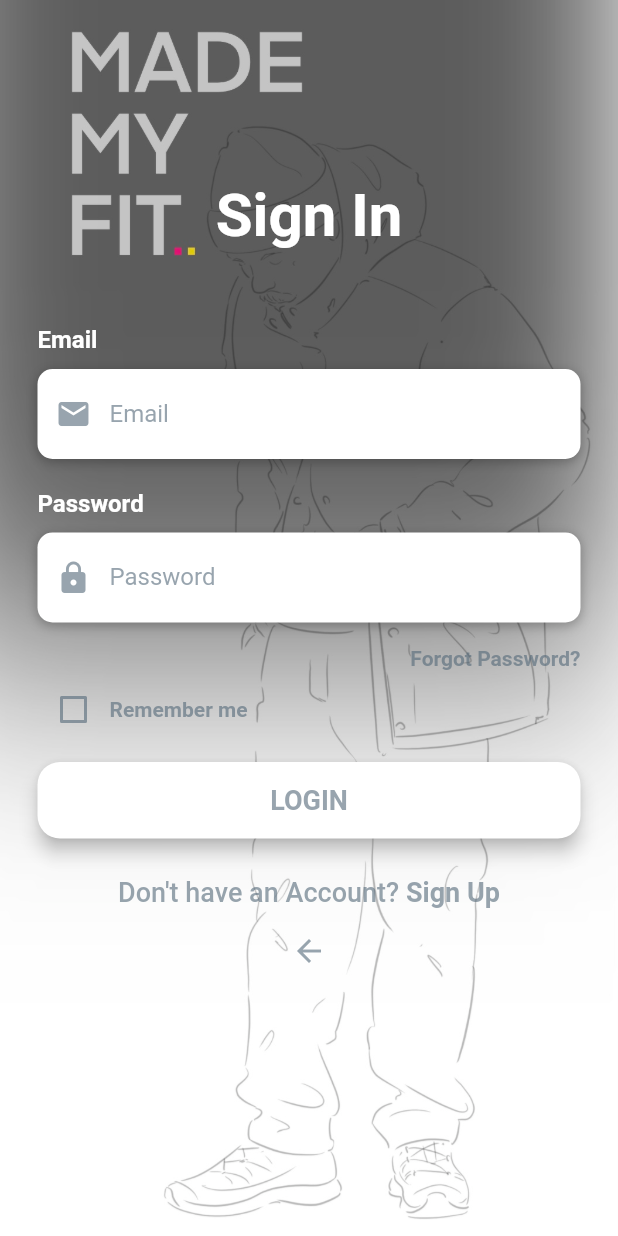
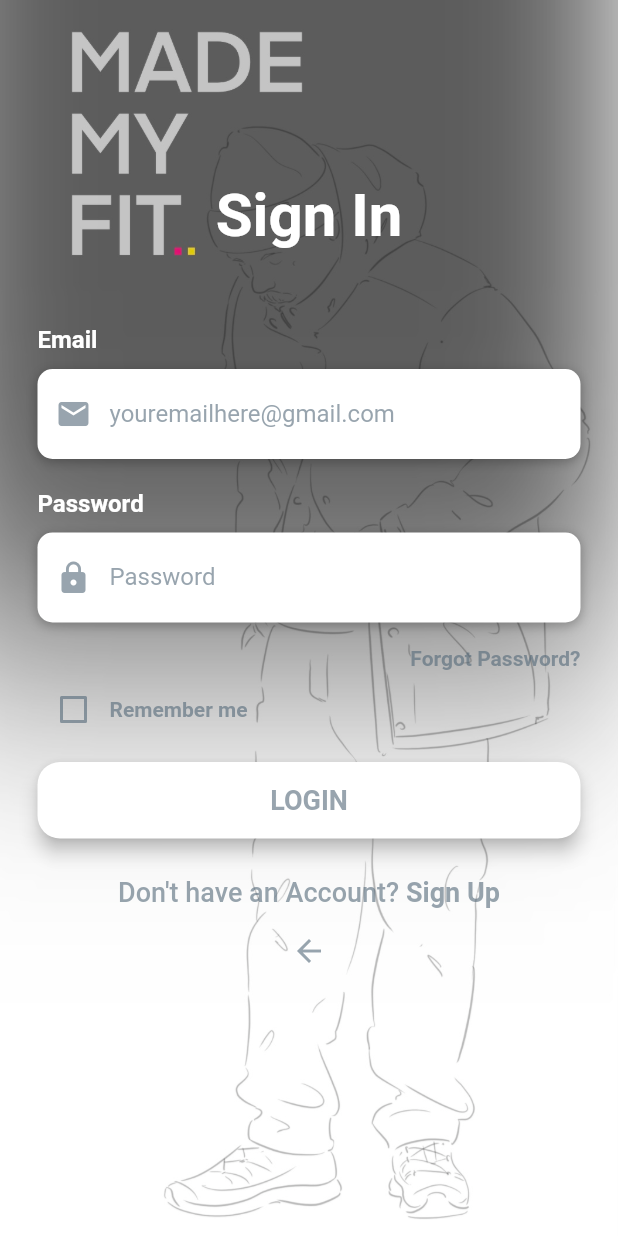
Before and after one commit to Wardason/Made-My-Fit, a Flutter app: the screen it shows after launch, after a tap on "Log In", on a phone screen of 412 x 824 dp. Run offline on Flutter 3.47's test engine with Material 2 defaults, Android fonts, the phone set to English and light mode, and no system bars; drawn by our look-alikes of modal_progress_hud_nsn; our stand-ins replace firebase_auth, firebase_core; accounts and stored records are empty.

```diff
--- /dev/null
+++ b/lib/constants.dart
@@ -0,0 +1,4 @@
+import 'package:flutter/material.dart';
+import 'package:flutter/services.dart';
+
+Color accentColor = Color(0x99536878);
--- a/lib/screens/login_screen.dart
+++ b/lib/screens/login_screen.dart
@@ -3,6 +3,7 @@ import 'package:flutter/services.dart';
 import 'package:made_my_fit/screens/registration_screen.dart';
 import 'package:firebase_auth/firebase_auth.dart' as auth;
 import 'home_screen.dart';
+import 'package:made_my_fit/constants.dart';
 import 'welcome_screen.dart';
 import 'package:modal_progress_hud_nsn/modal_progress_hud_nsn.dart';
 
@@ -15,11 +16,15 @@ class LoginScreen extends StatefulWidget {
 
 class _LoginScreenState extends State<LoginScreen> {
   final auth.FirebaseAuth _auth = auth.FirebaseAuth.instance;
+
+  bool isRememberMe = false;
+  bool showSpinner = false;
+  String hintTextEmail = 'youremailhere@gmail.com';
+  String hintTextPassword = 'Password';
+  Color emailHintColor = accentColor;
+  Color passwordHintColor = accentColor;
   late String email;
   late String password;
-  bool isRememberMe = false;
-  bool showSpinner = false;
-  Color accentColor = Color(0x99536878);
 
   Widget buildEmail() {
     return Column(
@@ -63,8 +68,8 @@ class _LoginScreenState extends State<LoginScreen> {
                 Icons.email,
                 color: accentColor,
               ),
-              hintText: 'Email',
-              hintStyle: TextStyle(color: accentColor),
+              hintText: hintTextEmail,
+              hintStyle: TextStyle(color: emailHintColor),
             ),
           ),
         ),
@@ -114,8 +119,8 @@ class _LoginScreenState extends State<LoginScreen> {
                 Icons.lock,
                 color: accentColor,
               ),
-              hintText: 'Password',
-              hintStyle: TextStyle(color: accentColor),
+              hintText: hintTextPassword,
+              hintStyle: TextStyle(color: passwordHintColor),
             ),
           ),
         ),
@@ -185,12 +190,22 @@ class _LoginScreenState extends State<LoginScreen> {
           try {
             final user = await _auth.signInWithEmailAndPassword(
                 email: email, password: password);
+            //&& user.user!.emailVerified
             if (user != null) {
               Navigator.pushNamed(context, HomeScreen.id);
             }
             setState(() {
               showSpinner = false;
             });
+          } on auth.FirebaseAuthException catch (e) {
+            if (e.code == 'wrong-password') {
+              setState(() {
+                hintTextPassword = 'Password incorrect. Please try again';
+                passwordHintColor = Colors.red;
+                showSpinner = false;
+              });
+            }
+            print(e);
           } catch (e) {
             print(e);
           }
```
Also changed, not shown: lib/screens/registration_screen.dart (+25 -6 lines).
